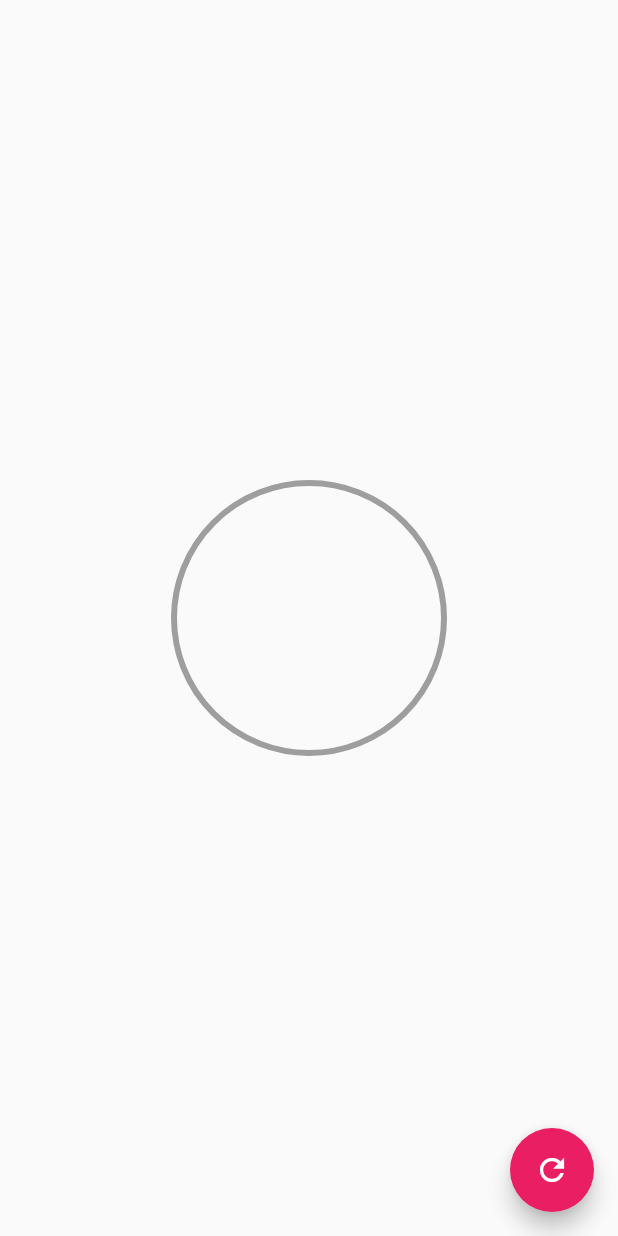
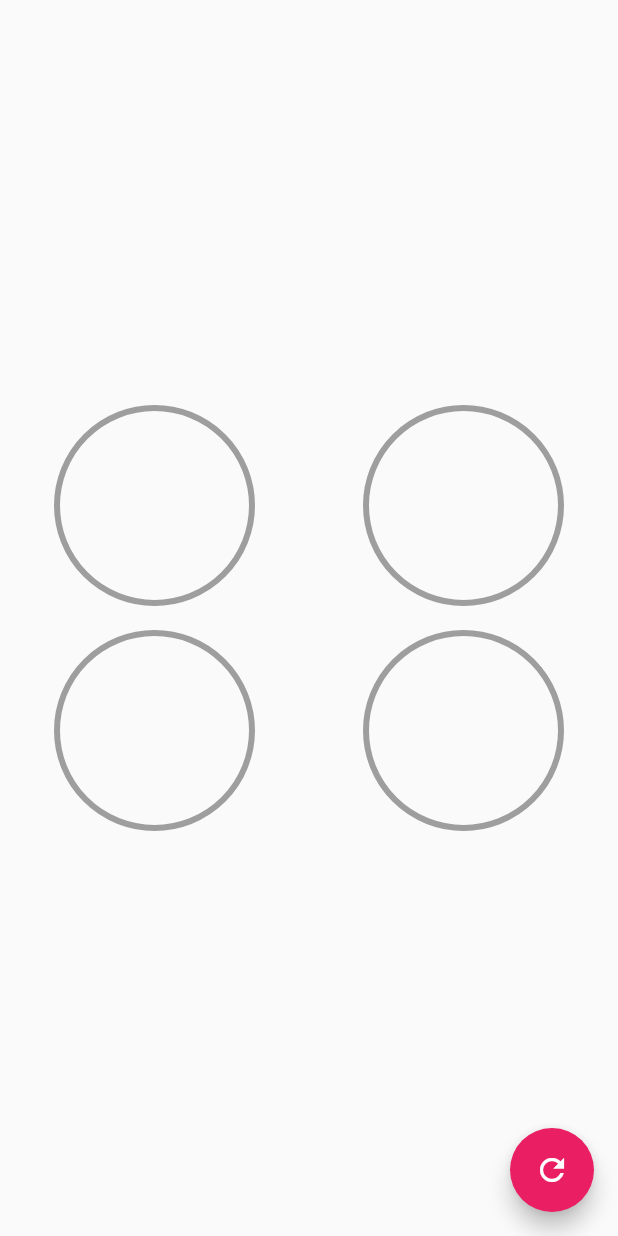
Before and after one commit to goncalveshigino/Anima-es, a Flutter app: the screen it shows after launch, on a phone screen of 412 x 824 dp. Run offline on Flutter 3.47's test engine with Material 2 defaults, Android fonts, the phone set to English and light mode, and no system bars.

Commit message:
Radial Progress

```diff
--- a/lib/src/pages/graficas_circulares_page.dart
+++ b/lib/src/pages/graficas_circulares_page.dart
@@ -26,18 +26,58 @@ class _GraficasCircularesPageState extends State<GraficasCircularesPage> {
             });
           },
         ),
-      body: Center(
-        child: Container(
-          height: 200,
-          width: 200,
+        body: Column(
+          mainAxisAlignment: MainAxisAlignment.center,
+          children: [
+            Row(
+              mainAxisAlignment: MainAxisAlignment.spaceAround,
+              children: [
+                CustomRadialProgress(
+                  percentagem: percentagem,
+                  color: Colors.green,
+                ),
+                CustomRadialProgress(
+                  percentagem: percentagem,
+                  color: Colors.purple,
+                ),
+              ],
+            ),
+            Row(
+              mainAxisAlignment: MainAxisAlignment.spaceAround,
+              children: [
+                CustomRadialProgress(
+                  percentagem: percentagem,
+                  color: Colors.red,
+                ),
+                CustomRadialProgress(
+                  percentagem: percentagem,
+                  color: Colors.blue,
+                ),
+              ],
+            )
+          ],
+        ));
+  }
+}
+
+class CustomRadialProgress extends StatelessWidget {
+  const CustomRadialProgress(
+      {@required this.percentagem, @required this.color});
+
+  final Color color;
+  final double percentagem;
+
+  @override
+  Widget build(BuildContext context) {
+    return Container(
+      height: 150,
+      width: 150,
       // color: Colors.red,
       child: RadialProgress(
         percentagem: percentagem,
-            primaryColor: Colors.purple,
+        primaryColor: this.color,
         secundsColor: Colors.grey,
         grosorSecund: 4.0,
-          ),
-        ),
       ),
     );
   }
--- a/lib/src/widgets/radial_progress.dart
+++ b/lib/src/widgets/radial_progress.dart
@@ -77,6 +77,11 @@ class _MiRadialProgress extends CustomPainter {
 
   @override
   void paint(Canvas canvas, Size size) {
+    final Rect rect = new Rect.fromCircle(center: Offset(2, 0), radius: 180);
+
+    final Gradient gradient = new LinearGradient(
+        colors: <Color>[Color(0xffC012FF), Color(0xff6D05E8), Colors.red]);
+
 //Circulo completado
 
     final paint = new Paint()
@@ -92,7 +97,9 @@ class _MiRadialProgress extends CustomPainter {
     //Arco
     final paintArco = new Paint()
       ..strokeWidth = 10
-      ..color = primaryColor
+      //..color = primaryColor
+      ..shader = gradient.createShader(rect)
+      ..strokeCap = StrokeCap.round
       ..style = PaintingStyle.stroke;
 
     // Parte que vai se regenerar
```
Also changed, not shown: lib/main.dart (+3 -8 lines). Lines whose indentation alone changed are shown as unchanged.
